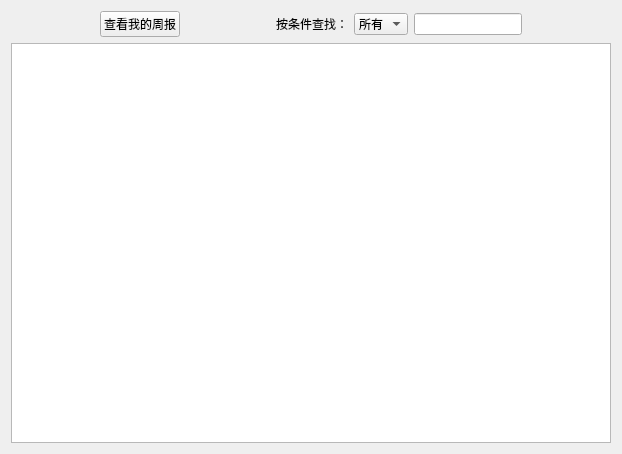
Before: the Qt Designer form FileManagement/ReportLook.ui in hhyvs111/FileManagement, drawn with Qt 5.
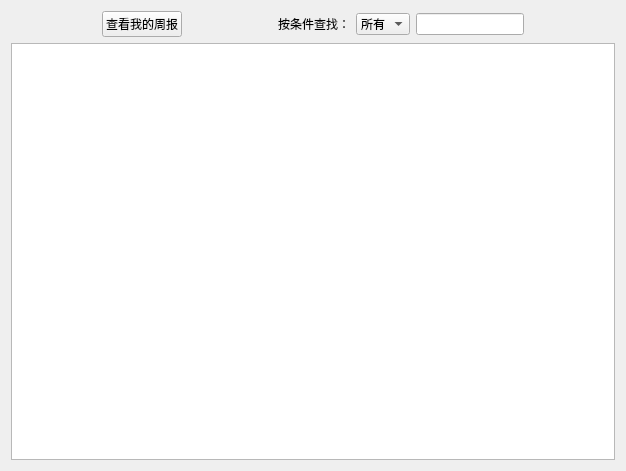
After: the same form once the commit is applied.

The edit to the form file:
```diff
--- a/FileManagement/ReportLook.ui
+++ b/FileManagement/ReportLook.ui
@@ -6,8 +6,8 @@
    <rect>
     <x>0</x>
     <y>0</y>
-    <width>618</width>
-    <height>449</height>
+    <width>626</width>
+    <height>471</height>
    </rect>
   </property>
   <property name="windowTitle">
@@ -111,6 +111,10 @@
        <height>400</height>
       </size>
      </property>
+     <property name="styleSheet">
+      <string notr="true">
+</string>
+     </property>
     </widget>
    </item>
   </layout>
```
